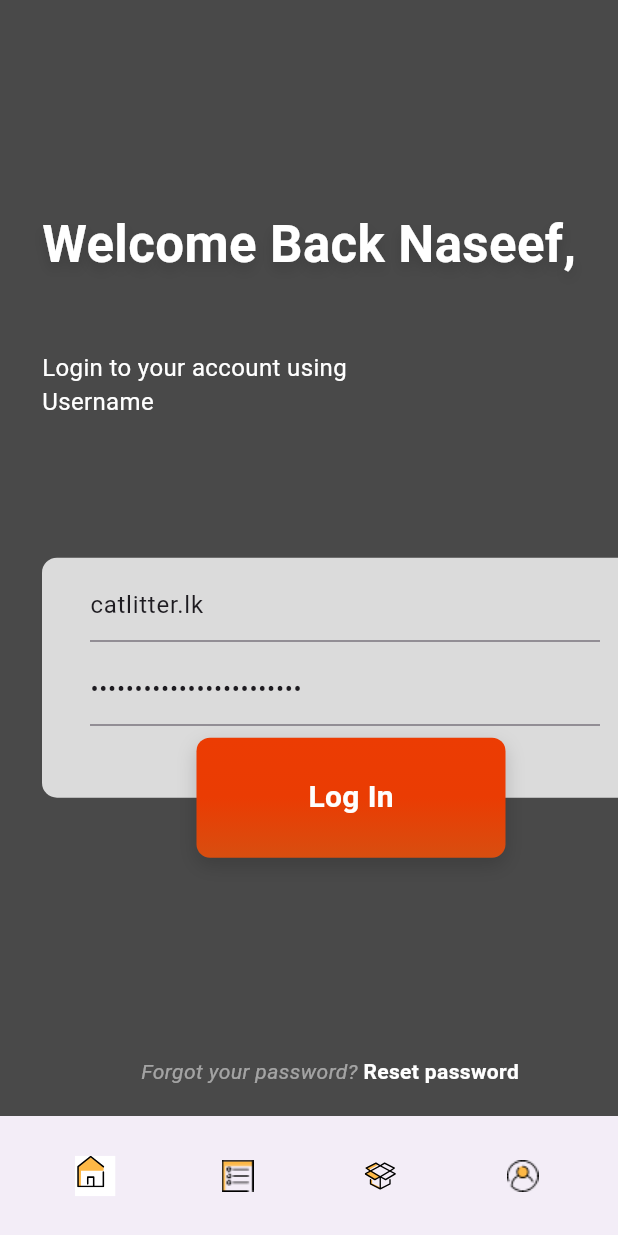
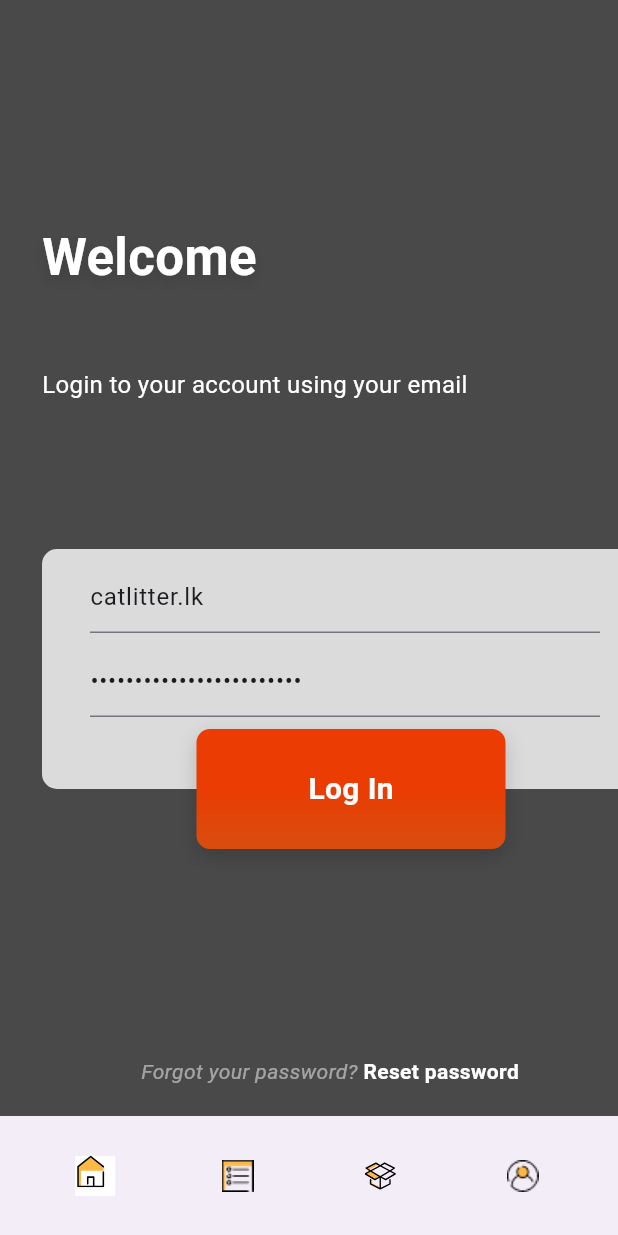
Before and after one commit to ammarisme/flutter_kiosk, a Flutter app: the screen it shows after launch, item 4 of the bottom bar chosen, after a tap on "Log In", on a phone screen of 412 x 824 dp. Run offline on Flutter 3.47's test engine with Material 3 defaults, Android fonts, the light colour scheme and no system bars; our stand-ins replace card_swiper, flutter_html, flutter_rating_bar, flutter_secure_storage, flutter_svg, loading_animation_widget and 3 more; missing offline and left inert: dart:ffi, jwt_decode, rubber, webxpay_flutter_sdk; accounts and stored records are empty; network calls fail.

Commit message:
login flow

```diff
--- a/lib/api_services/authentication_apis.dart
+++ b/lib/api_services/authentication_apis.dart
@@ -1,15 +1,18 @@
 import 'dart:convert';
 import 'package:http/http.dart' as http;
+import 'package:flutter_secure_storage/flutter_secure_storage.dart';
+import 'package:jwt_decode/jwt_decode.dart';
+
 
 class AuthenticationAPIs{
-  static Future<String?> getToken(String username, String password) async {
+  static Future<Map<String, dynamic>?> getToken(String username, String password) async {
     final Map<String, String> data = {
       'username': username,
       'password': password,
     };
 
     final response = await http.post(
-      Uri.parse('https://catlitter.lk/?rest_route=/simple-jwt-login/v1/auth&username=catlitter.lk&password=Eha%26uDuy*4hoTTCXYwMCfDF('), // Replace with your authentication endpoint
+      Uri.parse('https://catlitter.lk/?rest_route=/simple-jwt-login/v1/auth&username=${username}&password=${password}'), // Replace with your authentication endpoint
       body: json.encode(data),
       headers: {
         'Content-Type': 'application/json',
@@ -19,7 +22,12 @@ class AuthenticationAPIs{
     if (response.statusCode == 200) {
       Map<String, dynamic> responseBody = json.decode(response.body);
       String token = responseBody['data']["jwt"]; // Adjust based on your token structure
-      return token;
+      Map<String, dynamic> payload = Jwt.parseJwt(token);
+
+      // Saving data
+      final storage = FlutterSecureStorage();
+      await storage.write(key: 'jwt', value: token);
+      return payload;
     } else {
       // Handle error cases here
       print('Failed to obtain token: ${response.statusCode}');
@@ -42,6 +50,8 @@ class AuthenticationAPIs{
     );
     print(json.encode(data));
     if (response.statusCode == 200) {
+      final storage = FlutterSecureStorage();
+      await storage.delete(key: 'jwt');
       return true;
     } else {
       // Handle error cases here
--- a/lib/api_services/user_apis.dart
+++ b/lib/api_services/user_apis.dart
@@ -1,16 +1,17 @@
 import 'dart:convert';
 import 'package:ecommerce_int2/api_services/api_service.dart';
 import 'package:ecommerce_int2/models/user.dart';
+import 'package:flutter_secure_storage/flutter_secure_storage.dart';
 import 'package:http/http.dart' as http;
 
 import '../settings.dart';
 
 class UserAPIs{
 
-  static Future<User?> getUser(dynamic userId) async {
+  static Future<User?> getUser(String id) async {
     print('fetching user........');
     try {
-      final Uri url = Uri.parse(Variables.base_url + '/customers/$userId');
+      final Uri url = Uri.parse(Variables.base_url + '/customers/${id}');
 
       final response = await http.get(
         url,
@@ -22,15 +23,19 @@ class UserAPIs{
 
       if (response.statusCode == 200) {
         dynamic data = json.decode(response.body);
-        print(data);
         User user =  User.fromJson(data);
+
+        final storage = FlutterSecureStorage();
+        await storage.write(key: 'user', value: response.body);
+        await storage.write(key: "last_logged_in_user", value: user.first_name);
+
         return user;
       } else {
-        print('Failed to cart info: ${response.statusCode}');
+        print('Failed to fetch user info: ${response.statusCode}');
         return null;
       }
     } catch (e) {
-      print('Error fetching products: $e');
+      print('Error fetching user: $e');
       return null;
     }
   }
--- a/lib/change_notifiers/user_notifier.dart
+++ b/lib/change_notifiers/user_notifier.dart
@@ -1,29 +1,30 @@
 // Define a ProductNotifier class that extends ChangeNotifier
+
+import 'dart:convert';
+
 import 'package:ecommerce_int2/api_services/authentication_apis.dart';
 import 'package:ecommerce_int2/api_services/user_apis.dart';
 import 'package:flutter/cupertino.dart';
+import 'package:flutter_secure_storage/flutter_secure_storage.dart';
 import '../api_services/api_service.dart';
 import '../models/user.dart';
 
 class UserNotifier extends ChangeNotifier {
   late User logged_in_user;
   late bool logged_in = false;
-  late String token = "";
 
-  Future<String?> login(String username, String password) async {
-    final token = await AuthenticationAPIs.getToken(username, password);
-    if (token != null) {
-      this.token = token;
+  Future<String?> login(String email, String password) async {
+    final jwt_payload = await AuthenticationAPIs.getToken(email, password);
+    if (jwt_payload != null) {
       this.logged_in = true;
       //fetch user info
-      logged_in_user = (await UserAPIs.getUser(1))!;
+      logged_in_user = (await UserAPIs.getUser(jwt_payload["id"]))!;
       notifyListeners();
     }
   }
 
   Future<void> get_user_info() async {
     ApiService apiService = ApiService();
-    https: //catlitter.lk/wp-json/wc/v3/customers/1
     notifyListeners();
   }
 
@@ -49,14 +50,41 @@ class UserNotifier extends ChangeNotifier {
   }
 
   Future<void> logout() async {
-    // final logged_out = await AuthenticationAPIs.logout(this.token);
-    // if (logged_out){
-    //   print("logged_out");
-    //   this.logged_in = false;
-    //   //fetch user info
-    //   notifyListeners();
-    // };
-    this.logged_in = false;
+    final storage = FlutterSecureStorage();
+    await storage.delete(key: 'user').then((value) {
+                this.logged_in = false;
+        });
     notifyListeners();
   }
+
+  Future<bool> checkIfLogged()  async {
+        final storage = FlutterSecureStorage();
+        try{
+        await storage.read(key: 'user').then((value) {
+           if (value!=null){
+                dynamic data = json.decode(value);
+                this.logged_in = true;
+                this.logged_in_user =   User.fromJson(data);
+            }
+        });
+        return this.logged_in;
+        }catch(ex){
+          return false;
+        }
+  }
+
+    Future<String> getLastLoggedInUser()  async {
+            final storage = FlutterSecureStorage();
+            try{
+              String last_logged_in_user = "";
+            await storage.read(key: 'last_logged_in_user').then((value) {
+              if (value!=null){
+                    last_logged_in_user = value;
+                }
+            });
+            return last_logged_in_user;
+            }catch(ex){
+              return "";
+            }
+      }
 }
--- a/lib/screens/auth/login_page.dart
+++ b/lib/screens/auth/login_page.dart
@@ -11,25 +11,16 @@ class LoginPage extends StatelessWidget {
 
   @override
   Widget build(BuildContext context) {
-    Widget welcomeBack = Text(
-      'Welcome Back Naseef,',
-      style: TextStyle(
-          color: Colors.white,
-          fontSize: 34.0,
-          fontWeight: FontWeight.bold,
-          shadows: [
-            BoxShadow(
-              color: Color.fromRGBO(0, 0, 0, 0.15),
-              offset: Offset(0, 5),
-              blurRadius: 10.0,
-            )
-          ]),
-    );
+    UserNotifier userNotifier =
+          Provider.of<UserNotifier>(context, listen: false);
+    userNotifier.checkIfLogged().then((logged_in) => {
+        print("user is logged in : "+ logged_in.toString())
+      });
 
     Widget subTitle = Padding(
         padding: const EdgeInsets.only(right: 56.0),
         child: Text(
-          'Login to your account using\nUsername', //TODO: change to mobile number
+          'Login to your account using your email', //TODO: change to mobile number
           style: TextStyle(
             color: Colors.white,
             fontSize: 16.0,
@@ -166,7 +157,7 @@ class LoginPage extends StatelessWidget {
               crossAxisAlignment: CrossAxisAlignment.start,
               children: <Widget>[
                 Spacer(flex: 3),
-                welcomeBack,
+                WelcomeBack(),
                 Spacer(),
                 subTitle,
                 Spacer(flex: 2),
@@ -181,3 +172,53 @@ class LoginPage extends StatelessWidget {
     );
   }
 }
+
+
+class WelcomeBack extends StatelessWidget {
+
+  @override
+  Widget build(BuildContext context) {
+    UserNotifier userNotifier = Provider.of<UserNotifier>(context);
+
+    return Container(
+      child: FutureBuilder<String>(
+        future: userNotifier.getLastLoggedInUser(),
+        builder: (context, snapshot) {
+          if (snapshot.data != "") {
+            return    Text(
+      'Welcome Back ${snapshot.data},',
+      style: TextStyle(
+          color: Colors.white,
+          fontSize: 34.0,
+          fontWeight: FontWeight.bold,
+          shadows: [
+            BoxShadow(
+              color: Color.fromRGBO(0, 0, 0, 0.15),
+              offset: Offset(0, 5),
+              blurRadius: 10.0,
+            )
+          ]),
+    );
+
+          } else {
+            // After reading from storage, use the data to build your widget
+            return Text(
+      'Welcome',
+      style: TextStyle(
+          color: Colors.white,
+          fontSize: 34.0,
+          fontWeight: FontWeight.bold,
+          shadows: [
+            BoxShadow(
+              color: Color.fromRGBO(0, 0, 0, 0.15),
+              offset: Offset(0, 5),
+              blurRadius: 10.0,
+            )
+          ]),
+    );
+          }
+        },
+      ),
+    );
+  }
+}
--- a/lib/screens/main/main_page.dart
+++ b/lib/screens/main/main_page.dart
@@ -70,6 +70,8 @@ class _MainContentState extends State<MainContent>
       MainPageNotifier productNotifier =
           Provider.of<MainPageNotifier>(context, listen: false);
       productNotifier.updateProducts();
+
+
       setState(() {
         isStateUpdated = true;
       });
@@ -182,11 +184,7 @@ class _MainContentState extends State<MainContent>
               Consumer<UserNotifier>(
                 builder: (context, userNotifier, _) {
                   return Container(
-                      child: userNotifier.logged_in
-                          ? ProfilePage(
-                              logged_in_user: userNotifier.logged_in_user,
-                            )
-                          : LoginPage());
+                      child: LoginOrProfile() );
                 },
               )
             ],
@@ -194,3 +192,28 @@ class _MainContentState extends State<MainContent>
     );
   }
 }
+
+
+class LoginOrProfile extends StatelessWidget {
+
+  @override
+  Widget build(BuildContext context) {
+    UserNotifier userNotifier = Provider.of<UserNotifier>(context);
+
+    return Container(
+      child: FutureBuilder<bool>(
+        future: userNotifier.checkIfLogged(),
+        builder: (context, snapshot) {
+          if (snapshot.data == true) {
+            return ProfilePage(
+                              logged_in_user: userNotifier.logged_in_user,
+                            );
+          } else {
+            // After reading from storage, use the data to build your widget
+            return LoginPage();
+          }
+        },
+      ),
+    );
+  }
+}
--- a/pubspec.yaml
+++ b/pubspec.yaml
@@ -38,6 +38,8 @@ dependencies:
 #  webview_flutter: ^4.4.2
   path_provider: ^2.1.1
   loading_animation_widget:
+  flutter_secure_storage:
+  jwt_decode:
   webxpay_flutter_sdk:
     path: ../webxpay_staging_sample/webxpay_flutter_sdk
 
```
Also changed, not shown: pubspec.lock, 6 other files.
